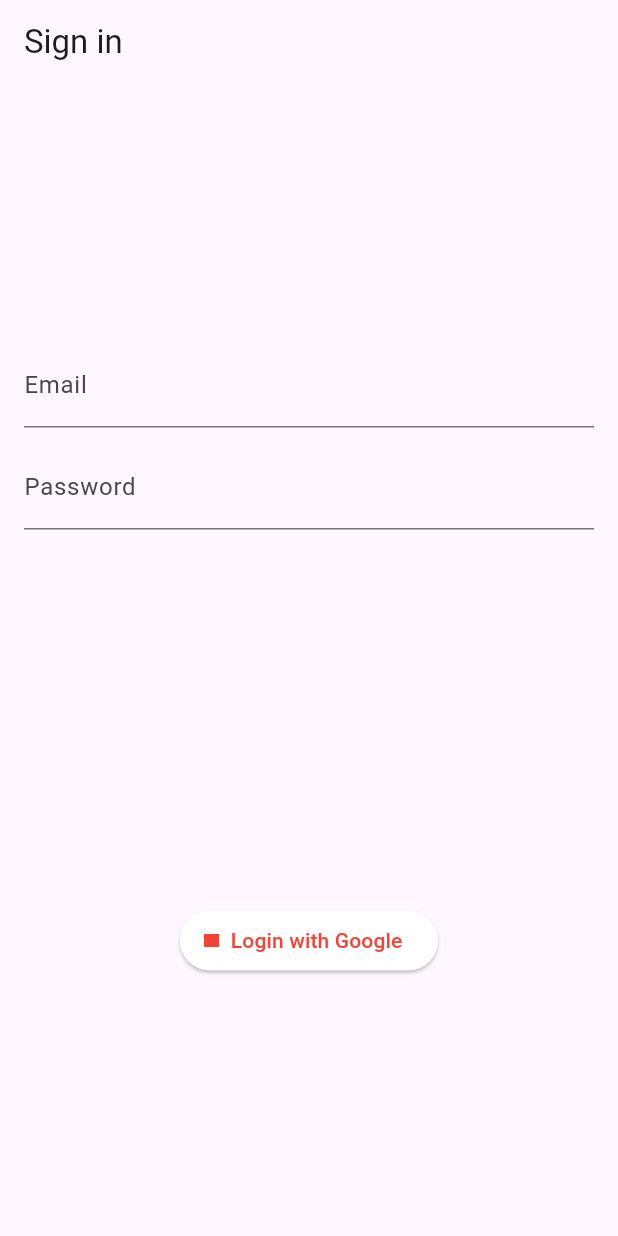
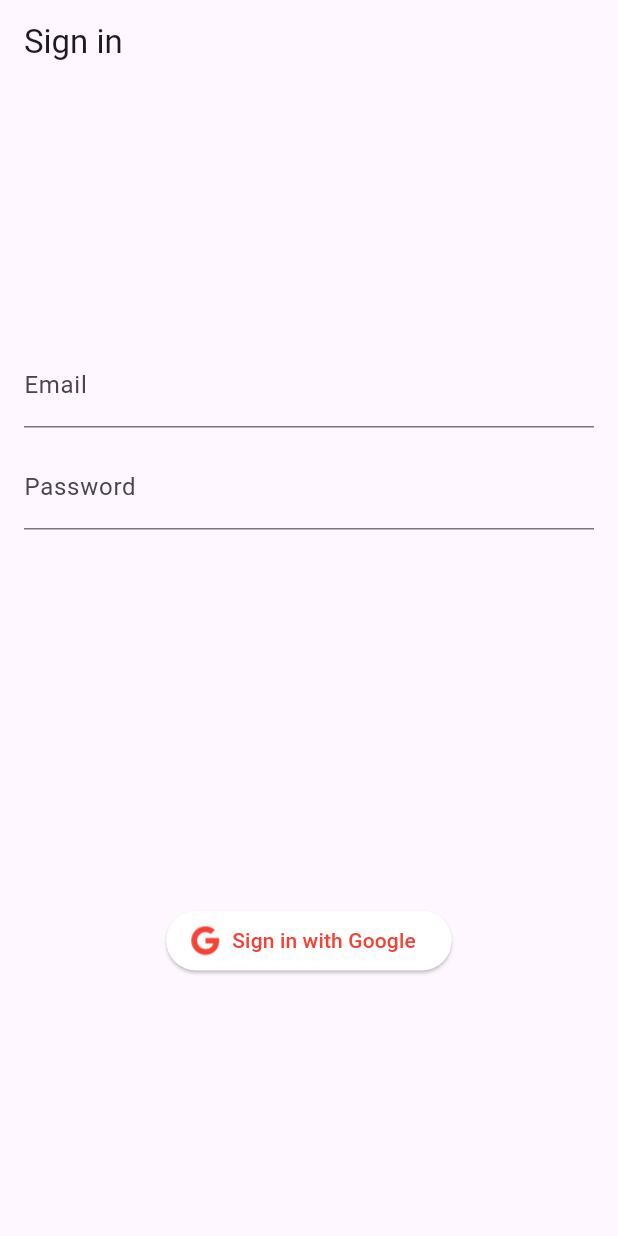
Before and after one commit to Sashank-05/urban-harvest, a Flutter app: the screen it shows after launch, on a phone screen of 412 x 824 dp. Run offline on Flutter 3.47's test engine with Material 3 defaults, Android fonts, the phone set to English and light mode, and no system bars; our stand-ins replace google_sign_in; project files that could hold a hidden picture were left out.

Commit message:
Merge branch 'main' of https://github.com/Sashank-05/urban-harvest
# Conflicts:
#	lib/login/login.dart

```diff
--- a/lib/login/login.dart
+++ b/lib/login/login.dart
@@ -68,8 +68,8 @@ class _LoginFormState extends State<LoginForm> {
           const SizedBox(height: 250.0),
           ElevatedButton.icon(
             onPressed: _handleSignIn,
-            icon: const ImageIcon(AssetImage("assets/img/google_logo.png"), size: 10),
-            label: const Text('Login with Google'),
+            icon: const ImageIcon(AssetImage("assets/img/google-logo.png"), size: 20),
+            label: const Text('Sign in with Google'),
             style: ElevatedButton.styleFrom(
               foregroundColor: Colors.red,
               backgroundColor: Colors.white,
--- a/pubspec.yaml
+++ b/pubspec.yaml
@@ -58,7 +58,7 @@ flutter:
   # the material Icons class.
   uses-material-design: true
   assets:
-    - assets/img/google_logo.png
+    - assets/img/google-logo.png
 
   fonts:
     - family: montserrat
```
Also changed, not shown: assets/img/google-logo.png (added).
